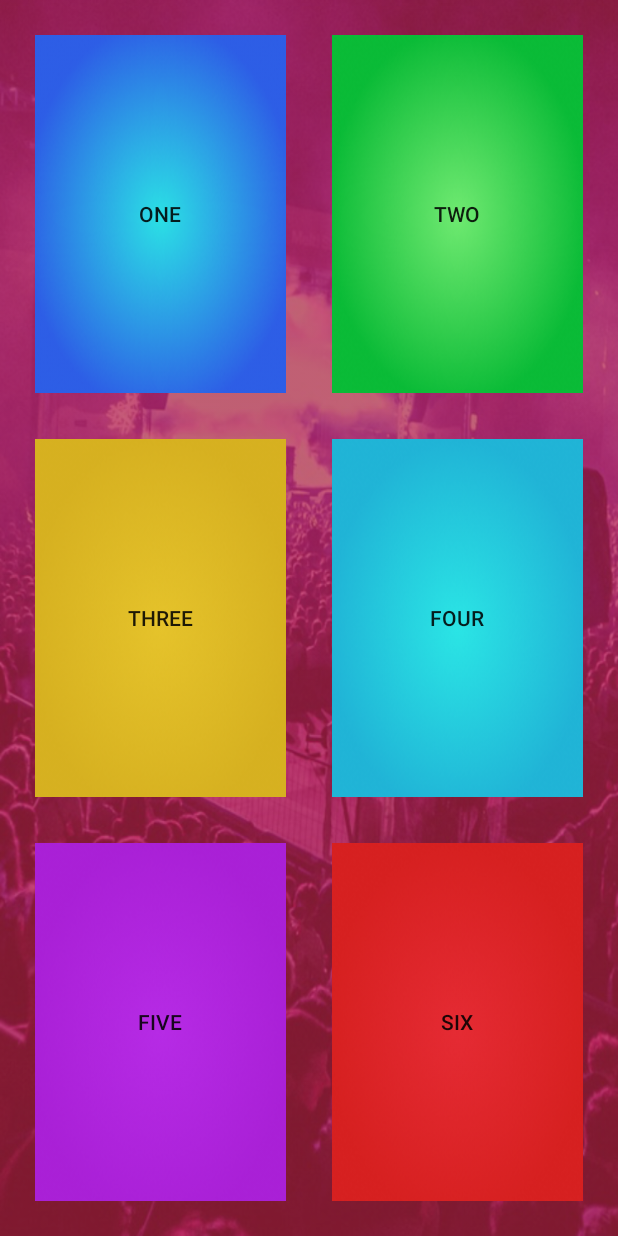
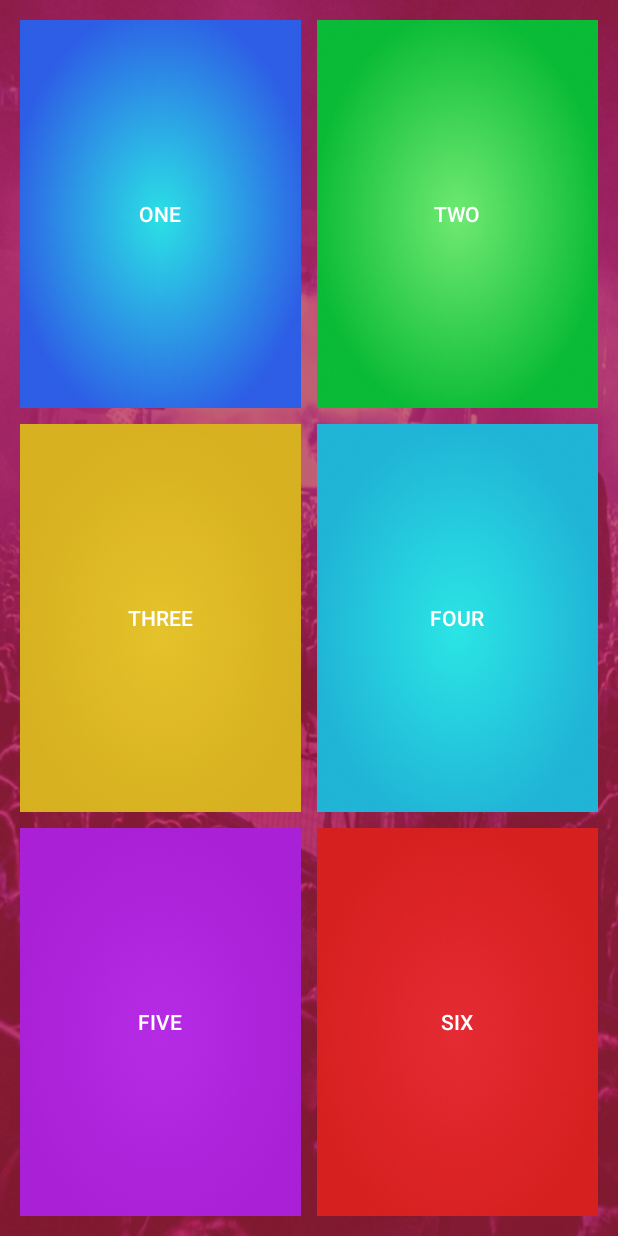
Before and after one commit to Abhishekabi/Drums, an Android app: the screen it shows after launch (MainActivity), on a phone screen of 412 x 824 dp. Run offline under Robolectric (Android 15) with nearby library versions, the phone set to English and light mode, and no system bars.

Commit message:
Linear Layout to Grid Layout Modified...

```diff
--- a/app/build.gradle
+++ b/app/build.gradle
@@ -20,12 +20,11 @@ android {
 
 dependencies {
     implementation fileTree(dir: 'libs', include: ['*.jar'])
-    //noinspection GradleCompatible
     implementation 'com.android.support:appcompat-v7:28.0.0-alpha1'
     implementation 'com.android.support:design:28.0.0-alpha1'
     implementation 'com.android.support.constraint:constraint-layout:1.1.1'
     testImplementation 'junit:junit:4.12'
     androidTestImplementation 'com.android.support.test:runner:1.0.2'
     androidTestImplementation 'com.android.support.test.espresso:espresso-core:3.0.2'
-    implementation 'com.android.support:gridlayout-v7:28.0.0-alpha3'
+    implementation 'com.android.support:gridlayout-v7:28.0.0-alpha1'
 }
--- a/app/src/main/java/com/example/abima/gridlayout/MainActivity.java
+++ b/app/src/main/java/com/example/abima/gridlayout/MainActivity.java
@@ -36,15 +36,15 @@ public class MainActivity extends AppCompatActivity {
 //    }
 
 
-    public void playMusic(View view){
+    public void playSound(View view){
         int ID = view.getId();
         String resource = view.getResources().getResourceEntryName(ID);
-        int identifier = view.getResources().getIdentifier(resource,"raw","com.example.abima.gridlayout");
+        int identifier = getResources().getIdentifier(resource,"raw","com.example.abima.gridlayout");
 
         mediaPlayer = MediaPlayer.create(this,identifier);
 
         mediaPlayer.setOnPreparedListener(new MediaPlayer.OnPreparedListener() {
-            // Close the progress bar and play the video
+
             public void onPrepared(MediaPlayer mp) {
                 if (mp != null)
                     mp.start();
--- a/app/src/main/res/layout/activity_main.xml
+++ b/app/src/main/res/layout/activity_main.xml
@@ -7,104 +7,113 @@
     android:background="@drawable/bg"
     tools:context=".MainActivity">
 
-    <LinearLayout
-        android:layout_width="match_parent"
-        android:layout_height="match_parent"
+    <android.support.v7.widget.GridLayout
+        android:layout_width="0dp"
+        android:layout_height="0dp"
         android:layout_marginBottom="8dp"
         android:layout_marginEnd="8dp"
+        android:layout_marginLeft="8dp"
+        android:layout_marginRight="8dp"
         android:layout_marginStart="8dp"
         android:layout_marginTop="8dp"
-        android:orientation="vertical"
         app:layout_constraintBottom_toBottomOf="parent"
         app:layout_constraintEnd_toEndOf="parent"
         app:layout_constraintStart_toStartOf="parent"
         app:layout_constraintTop_toTopOf="parent">
 
-        <LinearLayout
-            android:layout_width="match_parent"
-            android:layout_height="match_parent"
-            android:layout_weight="1"
-            android:orientation="horizontal">
-
         <Button
             android:id="@+id/one"
-                android:layout_width="match_parent"
-                android:layout_height="match_parent"
-                android:layout_margin="15dp"
-                android:layout_weight="1"
+            android:layout_width="wrap_content"
+            android:layout_height="wrap_content"
+            android:layout_margin="5dp"
             android:background="@drawable/one"
-                android:onClick="playMusic"
+            android:onClick="playSound"
             android:text="@string/one"
+            android:textColor="@android:color/background_light"
+            app:layout_column="0"
+            app:layout_columnWeight="1"
+            app:layout_row="0"
+            app:layout_rowWeight="1"
             tools:text="@string/one" />
 
         <Button
             android:id="@+id/two"
-                android:layout_width="match_parent"
-                android:layout_height="match_parent"
-                android:layout_margin="15dp"
-                android:layout_weight="1"
+            android:layout_width="wrap_content"
+            android:layout_height="wrap_content"
+            android:layout_margin="5dp"
             android:background="@drawable/two"
-                android:onClick="playMusic"
+            android:onClick="playSound"
             android:text="@string/two"
+            android:textColor="@android:color/background_light"
+            app:layout_column="1"
+            app:layout_columnWeight="1"
+            app:layout_row="0"
+            app:layout_rowWeight="1"
             tools:text="@string/two" />
-        </LinearLayout>
-
-        <LinearLayout
-            android:layout_width="match_parent"
-            android:layout_height="match_parent"
-            android:layout_weight="1"
-            android:orientation="horizontal">
 
         <Button
             android:id="@+id/three"
-                android:layout_width="match_parent"
-                android:layout_height="match_parent"
-                android:layout_margin="15dp"
-                android:layout_weight="1"
+            android:layout_width="wrap_content"
+            android:layout_height="wrap_content"
+            android:layout_margin="5dp"
             android:background="@drawable/three"
-                android:onClick="playMusic"
+            android:contentDescription="@string/three"
+            android:onClick="playSound"
             android:text="@string/three"
+            android:textColor="@android:color/background_light"
+            app:layout_column="0"
+            app:layout_columnWeight="1"
+            app:layout_row="1"
+            app:layout_rowWeight="1"
             tools:text="@string/three" />
 
         <Button
-                android:id="@+id/four"
-                android:layout_width="match_parent"
-                android:layout_height="match_parent"
-                android:layout_margin="15dp"
-                android:layout_weight="1"
-                android:background="@drawable/four"
-                android:onClick="playMusic"
-                android:text="@string/four"
-                tools:text="@string/four" />
-        </LinearLayout>
-
-        <LinearLayout
-            android:layout_width="match_parent"
-            android:layout_height="match_parent"
-            android:layout_weight="1"
-            android:orientation="horizontal">
-
-            <Button
             android:id="@+id/five"
-                android:layout_width="match_parent"
-                android:layout_height="match_parent"
-                android:layout_margin="15dp"
-                android:layout_weight="1"
+            android:layout_width="wrap_content"
+            android:layout_height="wrap_content"
+            android:layout_margin="5dp"
             android:background="@drawable/five"
-                android:onClick="playMusic"
+            android:contentDescription="@string/five"
+            android:onClick="playSound"
             android:text="@string/five"
+            android:textColor="@android:color/background_light"
+            app:layout_column="0"
+            app:layout_columnWeight="1"
+            app:layout_row="2"
+            app:layout_rowWeight="1"
             tools:text="@string/five" />
 
         <Button
+            android:id="@+id/four"
+            android:layout_width="wrap_content"
+            android:layout_height="wrap_content"
+            android:layout_margin="5dp"
+            android:background="@drawable/four"
+            android:contentDescription="@string/four"
+            android:onClick="playSound"
+            android:text="@string/four"
+            android:textColor="@android:color/background_light"
+            app:layout_column="1"
+            app:layout_columnWeight="1"
+            app:layout_row="1"
+            app:layout_rowWeight="1"
+            tools:text="@string/four" />
+
+        <Button
             android:id="@+id/six"
-                android:layout_width="match_parent"
-                android:layout_height="match_parent"
-                android:layout_margin="15dp"
-                android:layout_weight="1"
+            android:layout_width="wrap_content"
+            android:layout_height="wrap_content"
+            android:layout_margin="5dp"
             android:background="@drawable/six"
-                android:onClick="playMusic"
+            android:contentDescription="@string/six"
+            android:onClick="playSound"
             android:text="@string/six"
+            android:textColor="@android:color/background_light"
+            app:layout_column="1"
+            app:layout_columnWeight="1"
+            app:layout_row="2"
+            app:layout_rowWeight="1"
             tools:text="@string/six" />
-        </LinearLayout>
-    </LinearLayout>
+    </android.support.v7.widget.GridLayout>
+
 </android.support.constraint.ConstraintLayout>
```
Lines whose indentation alone changed are shown as unchanged.
